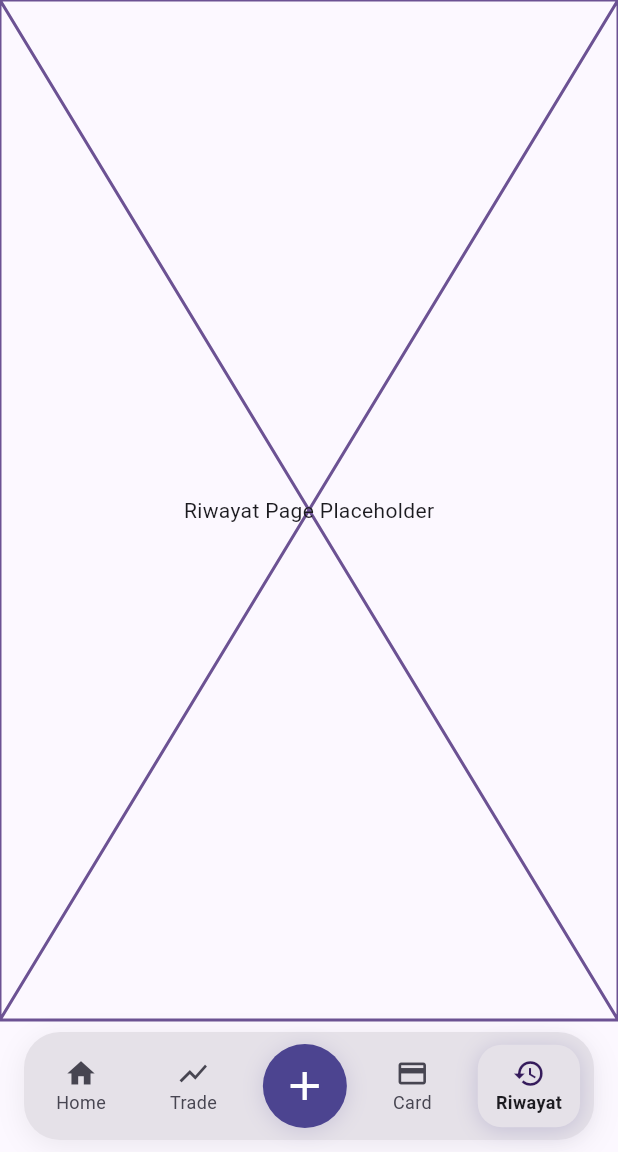
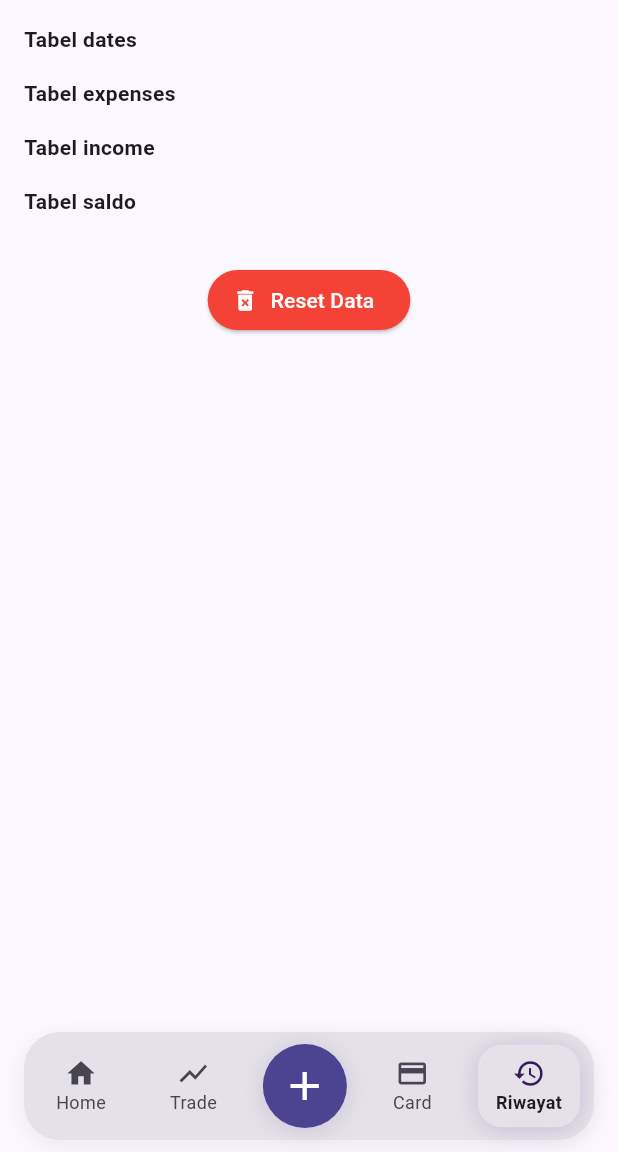
Before and after one commit to TEUNGKU-ZULKIFLI/finance_tracker, a Flutter app: the screen it shows after launch, item 5 of the bottom bar chosen, on a phone screen of 412 x 824 dp, the part 84-1236 px from its top. Run offline on Flutter 3.47's test engine with Material 3 defaults, Android fonts, the phone set to English and light mode, and no system bars; our stand-ins replace sqflite; accounts and stored records are empty.

Commit message:
🚧 wip(riwayat): trial preview data tabel DB untuk histori (sementara)

```diff
--- a/lib/pages/riwayat_page.dart
+++ b/lib/pages/riwayat_page.dart
@@ -1,4 +1,5 @@
 import 'package:flutter/material.dart';
+import 'package:finance_tracker/services/db_service.dart';
 
 class RiwayatPage extends StatefulWidget {
   const RiwayatPage({super.key});
@@ -8,14 +9,97 @@ class RiwayatPage extends StatefulWidget {
 }
 
 class _RiwayatPageState extends State<RiwayatPage> {
+  List<Map<String, dynamic>> dates = [];
+  List<Map<String, dynamic>> expenses = [];
+  List<Map<String, dynamic>> income = [];
+  List<Map<String, dynamic>> saldo = [];
+  bool loading = true;
+
+  @override
+  void initState() {
+    super.initState();
+    _loadAllData();
+  }
+
+  Future<void> _loadAllData() async {
+    final db = await DbService.database;
+    dates = await db.query('dates', orderBy: 'date DESC');
+    expenses = await db.query('expenses');
+    income = await db.query('income');
+    saldo = await db.query('saldo');
+    setState(() {
+      loading = false;
+    });
+  }
+
   @override
   Widget build(BuildContext context) {
-    return Placeholder(
-      fallbackHeight: 200.0,
-      fallbackWidth: 200.0,
-      color: Theme.of(context).colorScheme.secondary,
-      strokeWidth: 2.0,
-      child: Center(child: Text('Riwayat Page Placeholder')),
+    return Scaffold(
+      body: loading
+          ? const Center(child: CircularProgressIndicator())
+          : SingleChildScrollView(
+              child: Padding(
+                padding: const EdgeInsets.all(16.0),
+                child: Column(
+                  crossAxisAlignment: CrossAxisAlignment.start,
+                  children: [
+                    const Text('Tabel dates', style: TextStyle(fontWeight: FontWeight.bold)),
+                    ...dates.map((d) => Text('id: ${d['id']}, date: ${d['date']}')).toList(),
+                    const SizedBox(height: 16),
+                    const Text('Tabel expenses', style: TextStyle(fontWeight: FontWeight.bold)),
+                    ...expenses.map((e) => Text(
+                      'id: ${e['id']}, date_id: ${e['date_id']}, pagi: ${e['pagi']}, siang: ${e['siang']}, sore: ${e['sore']}, malam: ${e['malam']}, bensin: ${e['bensin']}'
+                    )).toList(),
+                    const SizedBox(height: 16),
+                    const Text('Tabel income', style: TextStyle(fontWeight: FontWeight.bold)),
+                    ...income.map((i) => Text(
+                      'id: ${i['id']}, date_id: ${i['date_id']}, gaji: ${i['gaji']}, lainnya: ${i['lainnya']}, currency: ${i['currency']}'
+                    )).toList(),
+                    const SizedBox(height: 16),
+                    const Text('Tabel saldo', style: TextStyle(fontWeight: FontWeight.bold)),
+                    ...saldo.map((s) => Text('id: ${s['id']}, date_id: ${s['date_id']}, saldo: ${s['saldo']}')).toList(),
+                    const SizedBox(height: 32),
+                    Center(
+                      child: ElevatedButton.icon(
+                        icon: const Icon(Icons.delete_forever),
+                        label: const Text('Reset Data'),
+                        style: ElevatedButton.styleFrom(
+                          backgroundColor: Colors.red,
+                          foregroundColor: Colors.white,
+                        ),
+                        onPressed: () async {
+                          final confirm = await showDialog<bool>(
+                            context: context,
+                            builder: (ctx) => AlertDialog(
+                              title: const Text('Konfirmasi Reset'),
+                              content: const Text('Hapus semua data? Tindakan ini tidak bisa dibatalkan.'),
+                              actions: [
+                                TextButton(
+                                  onPressed: () => Navigator.of(ctx).pop(false),
+                                  child: const Text('Batal'),
+                                ),
+                                ElevatedButton(
+                                  onPressed: () => Navigator.of(ctx).pop(true),
+                                  child: const Text('Hapus'),
+                                ),
+                              ],
+                            ),
+                          );
+                          if (confirm == true) {
+                            setState(() => loading = true);
+                            await DbService.clearAll();
+                            await _loadAllData();
+                            ScaffoldMessenger.of(context).showSnackBar(
+                              const SnackBar(content: Text('Semua data berhasil direset')),
+                            );
+                          }
+                        },
+                      ),
+                    ),
+                  ],
+                ),
+              ),
+            ),
     );
   }
 }
```
